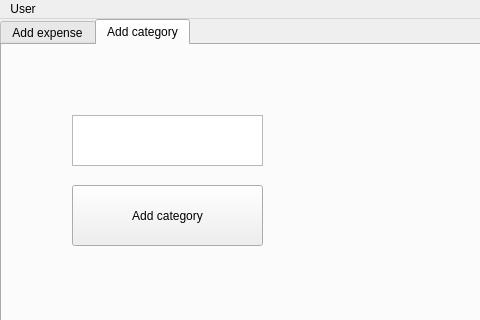
Above: FinApp_v1.ui from Maveric4/FinApp before the change; both pictures show x 0 to 480 and y 0 to 320 of the 1139 by 782 pixel window. Below: the same form after it.
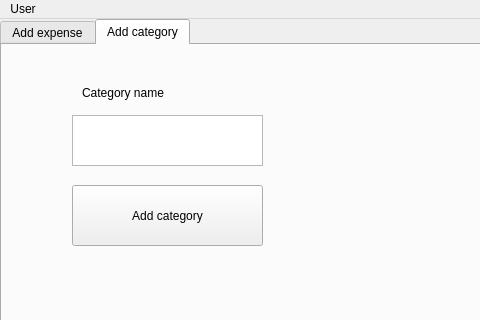
That is the form after the change. The open tabs and pages were chosen to show the change.

Commit message: Showing categories in ComboBox

Patch:
```diff
--- a/FinApp_v1.ui
+++ b/FinApp_v1.ui
@@ -229,6 +229,19 @@
        <string>Delete category</string>
       </property>
      </widget>
+     <widget class="QLabel" name="label">
+      <property name="geometry">
+       <rect>
+        <x>80</x>
+        <y>40</y>
+        <width>161</width>
+        <height>16</height>
+       </rect>
+      </property>
+      <property name="text">
+       <string>Category name</string>
+      </property>
+     </widget>
     </widget>
    </widget>
    <widget class="QTextEdit" name="passwordEdit">
```
Left out of the diff: 11 changed lines with no effect on the pictures. The commit also changes 5 other files.
